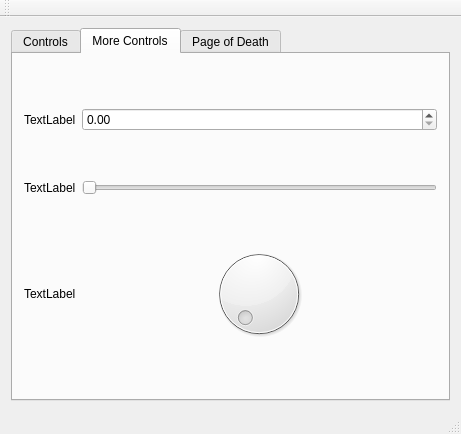
Qt form FESS-GUI/mainwindow.ui (FIGS-FESS/FESSGUI) before a commit.
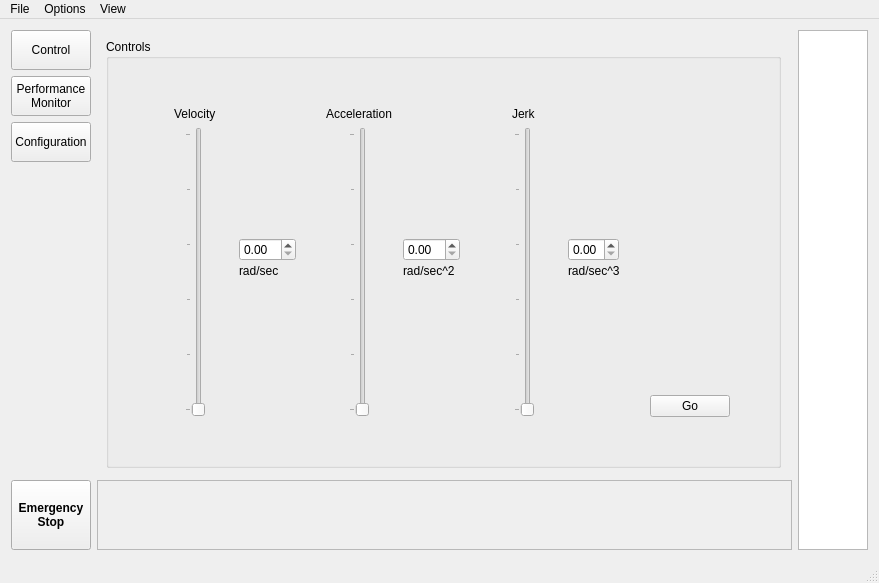
The same form after that commit.

Patch:
```diff
--- a/FESS-GUI/mainwindow.ui
+++ b/FESS-GUI/mainwindow.ui
@@ -6,109 +6,350 @@
    <rect>
     <x>0</x>
     <y>0</y>
-    <width>461</width>
-    <height>434</height>
+    <width>796</width>
+    <height>583</height>
    </rect>
   </property>
   <property name="windowTitle">
    <string>Flywheel Energy Storage System</string>
   </property>
   <widget class="QWidget" name="centralWidget">
-   <layout class="QVBoxLayout" name="verticalLayout">
-    <item>
-     <widget class="QTabWidget" name="tabWidget">
-      <property name="styleSheet">
-       <string notr="true"/>
-      </property>
+   <layout class="QGridLayout" name="gridLayout">
+    <item row="0" column="1">
+     <widget class="QStackedWidget" name="stackedWidget">
       <property name="currentIndex">
        <number>1</number>
       </property>
-      <widget class="QWidget" name="tab">
-       <attribute name="title">
-        <string>Controls</string>
-       </attribute>
-       <widget class="QWidget" name="gridLayoutWidget">
-        <property name="geometry">
-         <rect>
-          <x>190</x>
-          <y>60</y>
-          <width>160</width>
-          <height>80</height>
-         </rect>
+      <widget class="QWidget" name="page_5">
+       <layout class="QVBoxLayout" name="verticalLayout_4">
+        <property name="leftMargin">
+         <number>9</number>
         </property>
-        <layout class="QGridLayout" name="gridLayout"/>
-       </widget>
+        <property name="topMargin">
+         <number>9</number>
+        </property>
+        <property name="bottomMargin">
+         <number>6</number>
+        </property>
+        <item>
+         <widget class="QGroupBox" name="groupBox">
+          <property name="title">
+           <string>Controls</string>
+          </property>
+          <layout class="QHBoxLayout" name="horizontalLayout_2">
+           <property name="leftMargin">
+            <number>48</number>
+           </property>
+           <property name="topMargin">
+            <number>48</number>
+           </property>
+           <property name="rightMargin">
+            <number>48</number>
+           </property>
+           <property name="bottomMargin">
+            <number>48</number>
+           </property>
+           <item>
+            <layout class="QVBoxLayout" name="verticalLayout_6">
+             <property name="spacing">
+              <number>6</number>
+             </property>
+             <item alignment="Qt::AlignHCenter">
+              <widget class="QLabel" name="label">
+               <property name="text">
+                <string>Velocity</string>
+               </property>
+              </widget>
+             </item>
+             <item alignment="Qt::AlignHCenter">
+              <widget class="QSlider" name="verticalSlider">
+               <property name="minimumSize">
+                <size>
+                 <width>0</width>
+                 <height>200</height>
+                </size>
+               </property>
+               <property name="maximum">
+                <number>50</number>
+               </property>
+               <property name="singleStep">
+                <number>1</number>
+               </property>
+               <property name="pageStep">
+                <number>10</number>
+               </property>
+               <property name="orientation">
+                <enum>Qt::Vertical</enum>
+               </property>
+               <property name="tickPosition">
+                <enum>QSlider::TicksAbove</enum>
+               </property>
+               <property name="tickInterval">
+                <number>10</number>
+               </property>
+              </widget>
+             </item>
+            </layout>
+           </item>
+           <item>
+            <layout class="QVBoxLayout" name="verticalLayout_7">
+             <property name="spacing">
+              <number>3</number>
+             </property>
+             <item alignment="Qt::AlignLeft|Qt::AlignBottom">
+              <widget class="QDoubleSpinBox" name="doubleSpinBox">
+               <property name="alignment">
+                <set>Qt::AlignLeading|Qt::AlignLeft|Qt::AlignVCenter</set>
+               </property>
+               <property name="maximum">
+                <double>50.000000000000000</double>
+               </property>
+               <property name="singleStep">
+                <double>0.010000000000000</double>
+               </property>
+              </widget>
+             </item>
+             <item alignment="Qt::AlignLeft|Qt::AlignTop">
+              <widget class="QLabel" name="label_2">
+               <property name="text">
+                <string>rad/sec</string>
+               </property>
+              </widget>
+             </item>
+            </layout>
+           </item>
+           <item>
+            <layout class="QVBoxLayout" name="verticalLayout_8">
+             <item alignment="Qt::AlignHCenter">
+              <widget class="QLabel" name="label_3">
+               <property name="text">
+                <string>Acceleration</string>
+               </property>
+              </widget>
+             </item>
+             <item alignment="Qt::AlignHCenter">
+              <widget class="QSlider" name="verticalSlider_2">
+               <property name="minimumSize">
+                <size>
+                 <width>0</width>
+                 <height>200</height>
+                </size>
+               </property>
+               <property name="maximum">
+                <number>10</number>
+               </property>
+               <property name="orientation">
+                <enum>Qt::Vertical</enum>
+               </property>
+               <property name="tickPosition">
+                <enum>QSlider::TicksAbove</enum>
+               </property>
+               <property name="tickInterval">
+                <number>2</number>
+               </property>
+              </widget>
+             </item>
+            </layout>
+           </item>
+           <item>
+            <layout class="QVBoxLayout" name="verticalLayout_9">
+             <property name="spacing">
+              <number>3</number>
+             </property>
+             <item alignment="Qt::AlignLeft|Qt::AlignBottom">
+              <widget class="QDoubleSpinBox" name="doubleSpinBox_2">
+               <property name="maximum">
+                <double>10.000000000000000</double>
+               </property>
+               <property name="singleStep">
+                <double>0.010000000000000</double>
+               </property>
+              </widget>
+             </item>
+             <item alignment="Qt::AlignLeft|Qt::AlignTop">
+              <widget class="QLabel" name="label_4">
+               <property name="text">
+                <string>rad/sec^2</string>
+               </property>
+              </widget>
+             </item>
+            </layout>
+           </item>
+           <item>
+            <layout class="QVBoxLayout" name="verticalLayout_10">
+             <item alignment="Qt::AlignHCenter">
+              <widget class="QLabel" name="label_5">
+               <property name="text">
+                <string>Jerk</string>
+               </property>
+              </widget>
+             </item>
+             <item alignment="Qt::AlignHCenter">
+              <widget class="QSlider" name="verticalSlider_3">
+               <property name="minimumSize">
+                <size>
+                 <width>0</width>
+                 <height>200</height>
+                </size>
+               </property>
+               <property name="maximum">
+                <number>5</number>
+               </property>
+               <property name="orientation">
+                <enum>Qt::Vertical</enum>
+               </property>
+               <property name="tickPosition">
+                <enum>QSlider::TicksAbove</enum>
+               </property>
+               <property name="tickInterval">
+                <number>1</number>
+               </property>
+              </widget>
+             </item>
+            </layout>
+           </item>
+           <item>
+            <layout class="QVBoxLayout" name="verticalLayout_11">
+             <property name="spacing">
+              <number>3</number>
+             </property>
+             <item alignment="Qt::AlignLeft|Qt::AlignBottom">
+              <widget class="QDoubleSpinBox" name="doubleSpinBox_3">
+               <property name="maximum">
+                <double>5.000000000000000</double>
+               </property>
+               <property name="singleStep">
+                <double>0.010000000000000</double>
+               </property>
+              </widget>
+             </item>
+             <item alignment="Qt::AlignLeft|Qt::AlignTop">
+              <widget class="QLabel" name="label_6">
+               <property name="text">
+                <string>rad/sec^3</string>
+               </property>
+              </widget>
+             </item>
+            </layout>
+           </item>
+           <item alignment="Qt::AlignBottom">
+            <widget class="QPushButton" name="pushButton">
+             <property name="text">
+              <string>Go</string>
+             </property>
+            </widget>
+           </item>
+          </layout>
+         </widget>
+        </item>
+       </layout>
       </widget>
-      <widget class="QWidget" name="tab_2">
-       <attribute name="title">
-        <string>More Controls</string>
-       </attribute>
-       <layout class="QHBoxLayout" name="horizontalLayout">
+      <widget class="QWidget" name="page_6">
+       <layout class="QVBoxLayout" name="verticalLayout_5">
         <item>
-         <layout class="QGridLayout" name="gridLayout_3">
-          <item row="0" column="1">
-           <widget class="QDoubleSpinBox" name="doubleSpinBox">
-            <property name="sizePolicy">
-             <sizepolicy hsizetype="MinimumExpanding" vsizetype="Fixed">
-              <horstretch>0</horstretch>
-              <verstretch>0</verstretch>
-             </sizepolicy>
-            </property>
-           </widget>
-          </item>
-          <item row="1" column="0">
-           <widget class="QLabel" name="label_2">
-            <property name="text">
-             <string>TextLabel</string>
-            </property>
-           </widget>
-          </item>
-          <item row="2" column="0">
-           <widget class="QLabel" name="label_3">
-            <property name="text">
-             <string>TextLabel</string>
-            </property>
-           </widget>
-          </item>
-          <item row="2" column="1" alignment="Qt::AlignHCenter">
-           <widget class="QDial" name="dial">
-            <property name="sizePolicy">
-             <sizepolicy hsizetype="Fixed" vsizetype="Fixed">
-              <horstretch>0</horstretch>
-              <verstretch>0</verstretch>
-             </sizepolicy>
-            </property>
-           </widget>
-          </item>
-          <item row="0" column="0">
-           <widget class="QLabel" name="label">
-            <property name="sizePolicy">
-             <sizepolicy hsizetype="Preferred" vsizetype="Preferred">
-              <horstretch>0</horstretch>
-              <verstretch>0</verstretch>
-             </sizepolicy>
-            </property>
-            <property name="text">
-             <string>TextLabel</string>
-            </property>
-           </widget>
-          </item>
-          <item row="1" column="1">
-           <widget class="QSlider" name="horizontalSlider">
-            <property name="orientation">
-             <enum>Qt::Horizontal</enum>
-            </property>
-           </widget>
-          </item>
-         </layout>
+         <widget class="QLabel" name="label_7">
+          <property name="font">
+           <font>
+            <pointsize>40</pointsize>
+           </font>
+          </property>
+          <property name="text">
+           <string>SUPER AWESOME GRAPH</string>
+          </property>
+         </widget>
         </item>
        </layout>
       </widget>
-      <widget class="QWidget" name="tab_3">
-       <attribute name="title">
-        <string>Page of Death</string>
-       </attribute>
-       <layout class="QGridLayout" name="gridLayout_2"/>
+     </widget>
+    </item>
+    <item row="1" column="0">
+     <widget class="QPushButton" name="pushButton_2">
+      <property name="sizePolicy">
+       <sizepolicy hsizetype="Fixed" vsizetype="Fixed">
+        <horstretch>0</horstretch>
+        <verstretch>0</verstretch>
+       </sizepolicy>
+      </property>
+      <property name="minimumSize">
+       <size>
+        <width>20</width>
+        <height>70</height>
+       </size>
+      </property>
+      <property name="font">
+       <font>
+        <pointsize>9</pointsize>
+        <weight>75</weight>
+        <bold>true</bold>
+       </font>
+      </property>
+      <property name="text">
+       <string>Emergency
+Stop</string>
+      </property>
+     </widget>
+    </item>
+    <item row="0" column="0">
+     <layout class="QVBoxLayout" name="verticalLayout">
+      <item>
+       <widget class="QPushButton" name="controlButton">
+        <property name="minimumSize">
+         <size>
+          <width>0</width>
+          <height>40</height>
+         </size>
+        </property>
+        <property name="text">
+         <string>Control</string>
+        </property>
+       </widget>
+      </item>
+      <item>
+       <widget class="QPushButton" name="configButton">
+        <property name="minimumSize">
+         <size>
+          <width>0</width>
+          <height>40</height>
+         </size>
+        </property>
+        <property name="text">
+         <string>Performance
+Monitor</string>
+        </property>
+       </widget>
+      </item>
+      <item alignment="Qt::AlignTop">
+       <widget class="QPushButton" name="performButton">
+        <property name="minimumSize">
+         <size>
+          <width>0</width>
+          <height>40</height>
+         </size>
+        </property>
+        <property name="text">
+         <string>Configuration</string>
+        </property>
+       </widget>
+      </item>
+     </layout>
+    </item>
+    <item row="0" column="2" rowspan="2">
+     <widget class="QTextBrowser" name="textBrowser_2"/>
+    </item>
+    <item row="1" column="1" alignment="Qt::AlignBottom">
+     <widget class="QScrollArea" name="scrollArea">
+      <property name="widgetResizable">
+       <bool>true</bool>
+      </property>
+      <widget class="QWidget" name="scrollAreaWidgetContents">
+       <property name="geometry">
+        <rect>
+         <x>0</x>
+         <y>0</y>
+         <width>616</width>
+         <height>69</height>
+        </rect>
+       </property>
       </widget>
      </widget>
     </item>
@@ -119,18 +360,40 @@
     <rect>
      <x>0</x>
      <y>0</y>
-     <width>461</width>
+     <width>796</width>
      <height>21</height>
     </rect>
    </property>
-  </widget>
-  <widget class="QToolBar" name="mainToolBar">
-   <attribute name="toolBarArea">
-    <enum>TopToolBarArea</enum>
-   </attribute>
-   <attribute name="toolBarBreak">
-    <bool>false</bool>
-   </attribute>
+   <widget class="QMenu" name="menuFile">
+    <property name="title">
+     <string>File</string>
+    </property>
+    <addaction name="actionNew"/>
+    <addaction name="actionEdit"/>
+   </widget>
+   <widget class="QMenu" name="menuOptions">
+    <property name="title">
+     <string>Options</string>
+    </property>
+    <widget class="QMenu" name="menuChange_Units">
+     <property name="title">
+      <string>Change Units</string>
+     </property>
+     <addaction name="actionMetric"/>
+     <addaction name="actionEmperial"/>
+    </widget>
+    <addaction name="menuChange_Units"/>
+   </widget>
+   <widget class="QMenu" name="menuView">
+    <property name="title">
+     <string>View</string>
+    </property>
+    <addaction name="actionNormal"/>
+    <addaction name="actionExpanded"/>
+   </widget>
+   <addaction name="menuFile"/>
+   <addaction name="menuOptions"/>
+   <addaction name="menuView"/>
   </widget>
   <widget class="QStatusBar" name="statusBar"/>
  </widget>
```
Left out of the diff: 36 changed lines with no effect on the pictures.
